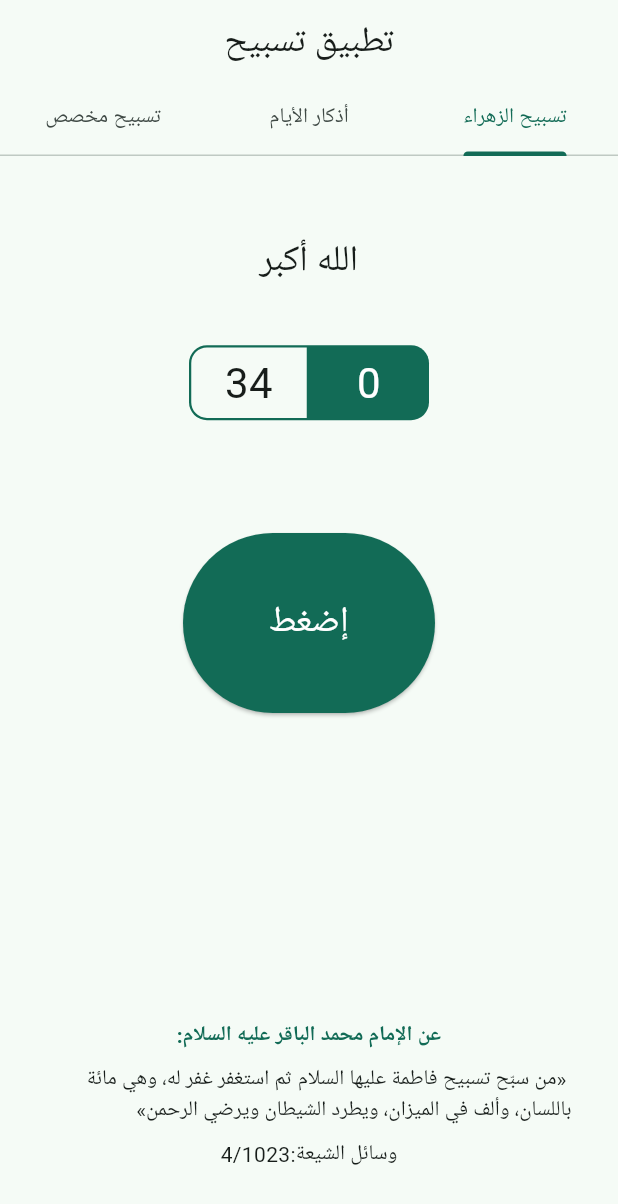
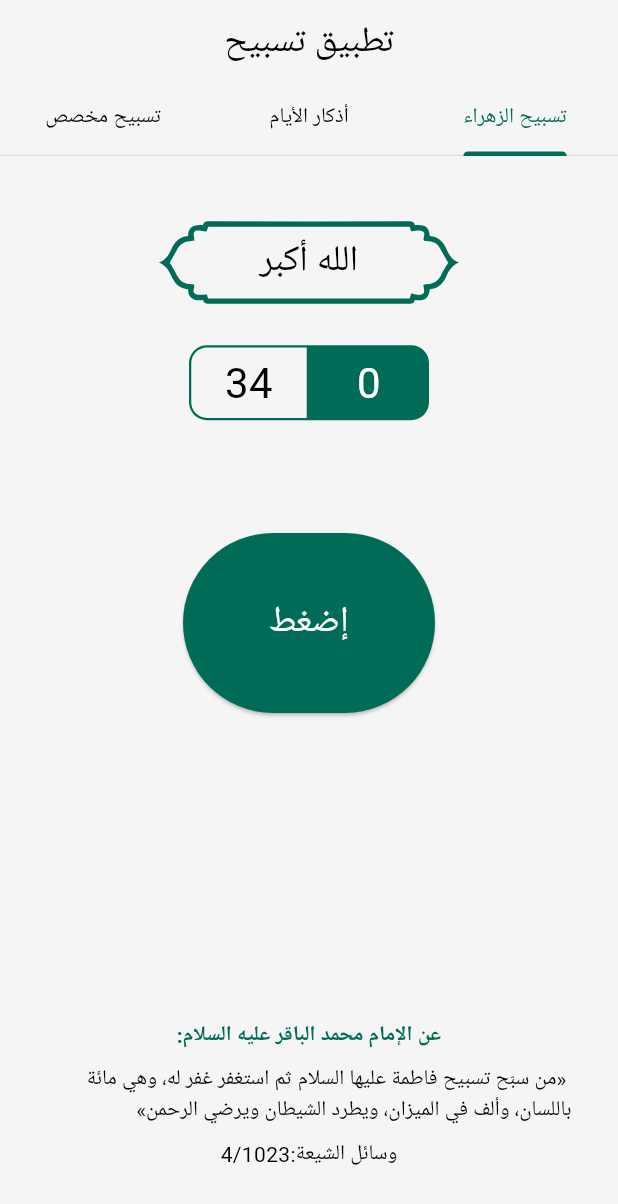
Before and after one commit to ihdori/tasbeeh-flutter-app, a Flutter app: the screen it shows after launch, on a phone screen of 412 x 824 dp. Shown: the top 1204 px of the screen. Run offline on Flutter 3.47's test engine with Material 3 defaults, Android fonts, the light colour scheme and no system bars; our stand-ins replace flutter_riverpod, google_fonts.

Commit message:
bothe theme and customPainter shape color issue are solved - theme and color class add

```diff
--- a/lib/main.dart
+++ b/lib/main.dart
@@ -1,7 +1,7 @@
 import 'package:flutter/material.dart';
 import 'package:flutter_riverpod/flutter_riverpod.dart';
-import 'package:google_fonts/google_fonts.dart';
 import 'package:tasbeeh/screens/home_screen.dart';
+import 'package:tasbeeh/utils/theme/light_theme.dart';
 
 void main() {
   runApp(
@@ -18,14 +18,7 @@ class MyApp extends StatelessWidget {
   Widget build(BuildContext context) {
     return MaterialApp(
       title: 'تسبيح',
-      //TODO: Change colors
-      theme: ThemeData(
-        colorScheme: ColorScheme.fromSeed(
-          seedColor: const Color(0xff00EDC0),
-        ),
-        useMaterial3: true,
-        fontFamily: GoogleFonts.ibmPlexSansArabic().fontFamily,
-      ),
+      theme: lightTheme,
       home: const HomePage(),
     );
   }
--- a/lib/providers/daily_tasbeeh_provider/daily_tasbeeh_class.dart
+++ b/lib/providers/daily_tasbeeh_provider/daily_tasbeeh_class.dart
@@ -80,4 +80,8 @@ class DailyTasbeeh extends StateNotifier<DailyTasbeehState> {
   updateShape({required CustomPainter newShape, required double width}) {
     state = state.copyWith(shape: newShape, width: width);
   }
+
+  changeShapeColor({required Color color}) {
+    state = state.copyWith(shape: FrameCustomPainterShort(color: color));
+  }
 }
--- a/lib/utils/alzehraa_tasbeeh.dart
+++ b/lib/utils/alzehraa_tasbeeh.dart
@@ -5,6 +5,7 @@ import 'package:flutter_riverpod/flutter_riverpod.dart';
 import 'package:tasbeeh/providers/tasbeeh_class.dart';
 import 'package:tasbeeh/providers/tasbeeh_provider.dart';
 import 'package:tasbeeh/utils/counted_number_box.dart';
+import 'package:tasbeeh/utils/daily_tasbeeh_utils/custom_painter_shapes/frame_shaort.dart';
 import 'package:tasbeeh/utils/tasbeeh_button.dart';
 import 'package:tasbeeh/utils/text_to_say.dart';
 
@@ -14,7 +15,13 @@ Padding alzehraaTasbeeh(TasbeehState tasbeeh, BuildContext context, WidgetRef re
     child: Column(
       mainAxisAlignment: MainAxisAlignment.spaceEvenly,
       children: [
-        textToSay(text: tasbeeh.text, context: context),
+        textToSay(
+          text: tasbeeh.text,
+          context: context,
+          shape: FrameCustomPainterShort(
+            color: Theme.of(context).primaryColor,
+          ),
+        ),
         countedNumberBox(
           context: context,
           counted: tasbeeh.count,
--- a/lib/utils/daily_tasbeeh_utils/custom_painter_shapes/frame_long.dart
+++ b/lib/utils/daily_tasbeeh_utils/custom_painter_shapes/frame_long.dart
@@ -1,8 +1,10 @@
 import 'package:flutter/material.dart';
+import 'package:tasbeeh/utils/theme/colors.dart';
 
 class FrameCustomPainterLonge extends CustomPainter {
-  FrameCustomPainterLonge({this.color = Colors.blue});
+  FrameCustomPainterLonge({this.color = TasbeehColor.primary});
   final Color color;
+
   @override
   void paint(Canvas canvas, Size size) {
     Path path_0 = Path();
--- a/lib/utils/daily_tasbeeh_utils/custom_painter_shapes/frame_shaort.dart
+++ b/lib/utils/daily_tasbeeh_utils/custom_painter_shapes/frame_shaort.dart
@@ -1,8 +1,9 @@
 import 'package:flutter/material.dart';
+import 'package:tasbeeh/utils/theme/colors.dart';
 
 class FrameCustomPainterShort extends CustomPainter {
   final Color color;
-  FrameCustomPainterShort({super.repaint, this.color = Colors.blue});
+  FrameCustomPainterShort({super.repaint, this.color = TasbeehColor.primary});
   @override
   void paint(Canvas canvas, Size size) {
     Path path_0 = Path();
--- a/lib/utils/daily_tasbeeh_utils/daily_tasbeeh.dart
+++ b/lib/utils/daily_tasbeeh_utils/daily_tasbeeh.dart
@@ -7,11 +7,13 @@ import 'package:tasbeeh/utils/daily_tasbeeh_utils/custom_painter_shapes/frame_sh
 import 'package:tasbeeh/utils/tasbeeh_button.dart';
 import 'package:tasbeeh/utils/text_to_say.dart';
 import 'package:tasbeeh/utils/thanks_dialog.dart';
+import 'package:tasbeeh/utils/theme/light_theme.dart';
 
 Consumer dailyTasbeeh() {
   return Consumer(
     builder: (context, ref, child) {
       final dailyTasbeeh = ref.watch(dailyTasbeehProvider);
+
       ref.listen(
         dailyTasbeehProvider,
         (previous, next) {
@@ -41,7 +43,7 @@ Consumer dailyTasbeeh() {
             margin: const EdgeInsets.symmetric(horizontal: 75),
             padding: const EdgeInsets.only(left: 8, right: 16),
             decoration: BoxDecoration(
-              border: Border.all(color: Theme.of(context).primaryColor, width: 1),
+              border: Border.all(color: lightTheme.primaryColor, width: 1),
               borderRadius: BorderRadius.circular(12),
             ),
             child: DropdownButton(
--- /dev/null
+++ b/lib/utils/theme/light_theme.dart
@@ -0,0 +1,37 @@
+import 'package:flutter/material.dart';
+import 'package:google_fonts/google_fonts.dart';
+import 'package:tasbeeh/utils/theme/colors.dart';
+
+ThemeData lightTheme = ThemeData(
+  fontFamily: GoogleFonts.ibmPlexSansArabic().fontFamily,
+  useMaterial3: true,
+  colorScheme: const ColorScheme(
+    primary: TasbeehColor.primary,
+    onPrimary: TasbeehColor.onPrimary,
+    primaryContainer: TasbeehColor.primaryContainer,
+    onPrimaryContainer: TasbeehColor.onPrimaryContainer,
+    secondary: TasbeehColor.secondary,
+    onSecondary: TasbeehColor.onSecondary,
+    secondaryContainer: TasbeehColor.secondaryContainer,
+    onSecondaryContainer: TasbeehColor.onSecondaryContainer,
+    tertiary: TasbeehColor.tertiary,
+    onTertiary: TasbeehColor.onTertiary,
+    tertiaryContainer: TasbeehColor.tertiaryContainer,
+    onTertiaryContainer: TasbeehColor.onTertiaryContainer,
+    surface: TasbeehColor.surface,
+    onSurface: TasbeehColor.onSurface,
+    surfaceVariant: TasbeehColor.surfaceVariant,
+    onSurfaceVariant: TasbeehColor.onSurfaceVariant,
+    background: TasbeehColor.background,
+    onBackground: TasbeehColor.onBackground,
+    error: TasbeehColor.error,
+    onError: TasbeehColor.onError,
+    errorContainer: TasbeehColor.errorContainer,
+    onErrorContainer: TasbeehColor.onErrorContainer,
+    brightness: TasbeehColor.brightness,
+    outline: TasbeehColor.outline,
+    outlineVariant: TasbeehColor.outlineVariant,
+    shadow: TasbeehColor.shadow,
+    scrim: TasbeehColor.scrim,
+  ),
+);
```
Also changed, not shown: lib/utils/theme/colors.dart (added, +38 -0 lines).
